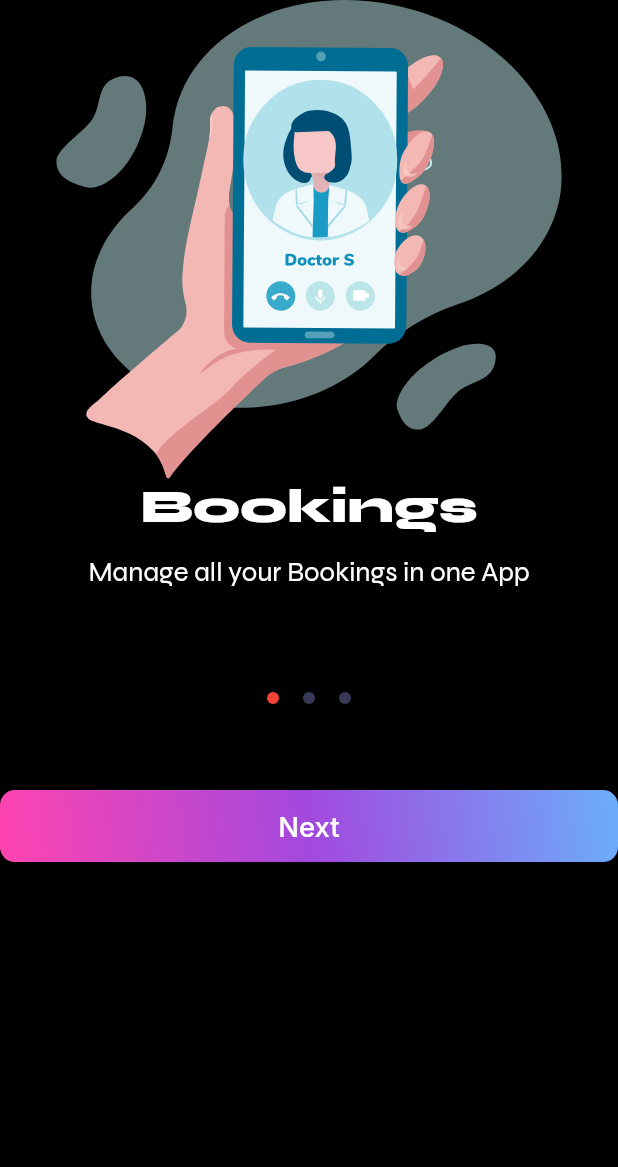
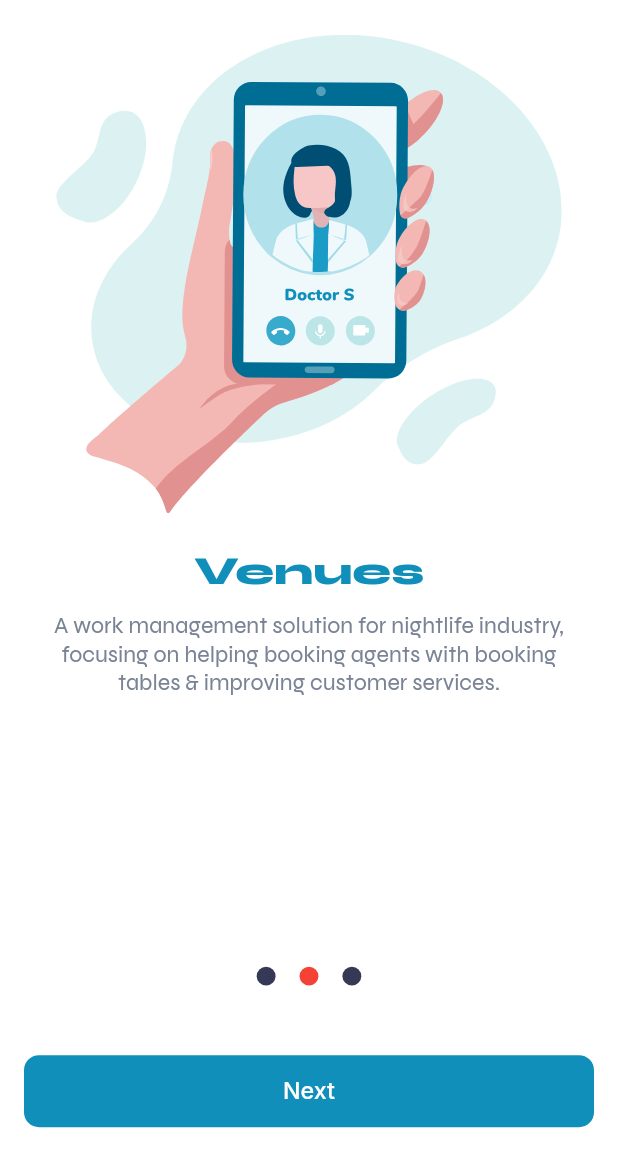
Before and after one commit to RonTran636/GoodDoctorFlutter, a Flutter app: the screen it shows after launch, after a tap on "Next", on a phone screen of 412 x 824 dp. Shown: the top 1167 px of the screen. Run offline on Flutter 3.47's test engine with Material 2 defaults, Android fonts, the phone set to English and light mode, and no system bars; our stand-ins replace auto_route, dio, easy_localization, flutter_screenutil, flutter_svg, get_it and 2 more; accounts and stored records are empty.

```diff
--- a/assets/translations/en.json
+++ b/assets/translations/en.json
@@ -1,7 +1,7 @@
 {
   "onboarding": {
     "title1": "Bookings",
-    "desc1": "Manage all your Bookings in one App\n\n",
+    "desc1": "Manage all your Bookings in one App\nmaking it even easier to navigate and Lorem Ipsum and something else\n",
     "title2": "Venues",
     "desc2": "A work management solution for nightlife industry,\u2028focusing on helping booking agents with booking\u2028tables & improving customer services.",
     "title3": "Community",
--- a/lib/features/onboarding/on_boarding_page.dart
+++ b/lib/features/onboarding/on_boarding_page.dart
@@ -2,6 +2,8 @@ import 'package:collection/collection.dart';
 import 'package:easy_localization/easy_localization.dart';
 import 'package:flutter/material.dart';
 import 'package:flutter_screenutil/flutter_screenutil.dart';
+import 'package:good_doctor/generated/app_router.dart';
+import 'package:good_doctor/injection_container.dart';
 
 import '../../generated/locale_keys.g.dart';
 import '../../resources/assets.gen.dart';
@@ -24,17 +26,35 @@ class _OnboardingPageState extends State<OnboardingPage> {
   @override
   Widget build(BuildContext context) {
     return Scaffold(
-      body: Column(
+      body: SafeArea(
+        child: Padding(
+          padding: EdgeInsets.symmetric(horizontal: BoosySpacer.medium.space),
+          child: Column(
             children: [
+              BoosyVerticalSpacer.custom(height: 24.h),
               Assets.svg.onboardingImage.svg(),
+              BoosyVerticalSpacer.custom(height: 24.h),
+              Expanded(
+                child: PageView(
+                  controller: _pageViewCtrl,
+                  onPageChanged: (value) => setState(() {
+                    _currentIndex = value;
+                  }),
+                  children: onboardingList
+                      .map(
+                        (e) => Column(
+                          children: [
                             BoosyText.header(onboardingList[_currentIndex].title),
                             BoosyVerticalSpacer.custom(height: 12.h),
-          Padding(
-            padding: EdgeInsets.symmetric(horizontal: 20.w),
-            child: BoosyText.title(
+                            BoosyText.title(
                               onboardingList[_currentIndex].desc,
                               maxLines: 3,
                               textAlign: TextAlign.center,
+                            ),
+                          ],
+                        ),
+                      )
+                      .toList(),
                 ),
               ),
               BoosyVerticalSpacer.custom(height: 21.h),
@@ -58,13 +78,15 @@ class _OnboardingPageState extends State<OnboardingPage> {
                       );
                     });
                   } else {
-
+                    getIt<AppRouter>().push(const LoginRoute());
                   }
                 },
                 context: context,
               ),
               SizedBox(height: 75.h)
             ],
+          ),
+        ),
       ),
     );
   }
--- a/lib/features/onboarding/widgets/dot_indicator_widget.dart
+++ b/lib/features/onboarding/widgets/dot_indicator_widget.dart
@@ -1,4 +1,5 @@
 import 'package:flutter/material.dart';
+import 'package:flutter_screenutil/flutter_screenutil.dart';
 
 import '../../../resources/app_color.dart';
 
@@ -15,8 +16,8 @@ class DotIndicator extends StatelessWidget {
     return AnimatedContainer(
       duration: const Duration(milliseconds: 500),
       margin: const EdgeInsets.symmetric(horizontal: 8.0),
-      height: 8.0,
-      width: 8.0,
+      height: 12.w,
+      width: 12.w,
       decoration: BoxDecoration(
         shape: BoxShape.circle,
         color: isActive ? Colors.red : AppColor.grey56,
--- a/lib/features/splash/splash_page.dart
+++ b/lib/features/splash/splash_page.dart
@@ -1,6 +1,7 @@
 import 'package:flutter/material.dart';
 import 'package:good_doctor/generated/app_router.dart';
 import 'package:good_doctor/injection_container.dart';
+import 'package:good_doctor/resources/assets.gen.dart';
 
 class SplashPage extends StatefulWidget {
   const SplashPage({Key? key}) : super(key: key);
@@ -21,6 +22,9 @@ class _SplashPageState extends State<SplashPage> {
 
   @override
   Widget build(BuildContext context) {
-    return Container();
+    return Image.asset(
+      Assets.images.splashImage.path,
+      fit: BoxFit.fill,
+    );
   }
 }
--- a/lib/main.dart
+++ b/lib/main.dart
@@ -2,12 +2,15 @@ import 'package:auto_route/auto_route.dart';
 import 'package:easy_localization/easy_localization.dart';
 import 'package:flutter/foundation.dart';
 import 'package:flutter/material.dart';
+import 'package:flutter_screenutil/flutter_screenutil.dart';
 import 'package:good_doctor/resources/app_color.dart';
 
 import 'generated/app_router.dart';
 import 'injection_container.dart';
 
-void main() {
+void main() async {
+  WidgetsFlutterBinding.ensureInitialized();
+  await EasyLocalization.ensureInitialized();
   initializeDependencies();
   runApp(const MyApp());
 }
@@ -15,29 +18,32 @@ void main() {
 class MyApp extends StatelessWidget {
   const MyApp({super.key});
 
-
-  // This widget is the root of your application.
   @override
   Widget build(BuildContext context) {
     final router = getIt<AppRouter>();
 
     return EasyLocalization(
+      startLocale: const Locale('en'),
       supportedLocales: const [Locale('en')],
       fallbackLocale: const Locale('en'),
       path: 'assets/translations',
       useOnlyLangCode: true,
-      child: MaterialApp.router(
+      child: ScreenUtilInit(
+        minTextAdapt: true,
+        designSize: const Size(393, 852), //Iphone X screen size, match Figma
+        builder: (context, state) => MaterialApp.router(
           debugShowCheckedModeBanner: kDebugMode,
           routerDelegate: AutoRouterDelegate(router),
           routeInformationParser: router.defaultRouteParser(),
           locale: context.locale,
           theme: ThemeData(
-          scaffoldBackgroundColor: AppColor.black,
+            scaffoldBackgroundColor: AppColor.white,
             appBarTheme: const AppBarTheme(color: AppColor.transparent),
           ),
           supportedLocales: context.supportedLocales,
           localizationsDelegates: context.localizationDelegates,
         ),
+      ),
     );
   }
 }
--- a/lib/resources/app_color.dart
+++ b/lib/resources/app_color.dart
@@ -1,11 +1,15 @@
 import 'package:flutter/material.dart';
 
 class AppColor {
+  static const primaryColor = Color(0xFF0F8FB9);
+  static const textBlack = Color(0xFF798395);
+  static const primaryDark = Color(0xFF006D94);
+
   static const white = Colors.white;
   static const black = Colors.black;
   static const transparent = Colors.transparent;
   static const errorRed = Colors.redAccent;
-  static const blackBackground = Color(0xFF151515);
+  static const blackBackground = Color(0xFFF4F6F8);
 
   //Social app
   static const greyAppleBackground = Color(0xFF434343);
--- a/lib/widgets/boosy_button_widget.dart
+++ b/lib/widgets/boosy_button_widget.dart
@@ -21,7 +21,7 @@ class BoosyButton extends StatelessWidget {
   const BoosyButton._({
     Key? key,
     this.onPressed,
-    this.backgroundColor,
+    this.backgroundColor = AppColor.primaryColor,
     required this.text,
     this.textColor,
     this.padding,
@@ -227,7 +227,6 @@ class BoosyButton extends StatelessWidget {
       width: 1.sw,
       decoration: BoxDecoration(
         color: backgroundColor,
-        gradient: backgroundColor == null ? AppColor.gradient3Level : null,
         borderRadius: const BorderRadius.all(Radius.circular(10)),
       ),
       child: ElevatedButton(
--- a/lib/widgets/boosy_text_widget.dart
+++ b/lib/widgets/boosy_text_widget.dart
@@ -30,7 +30,7 @@ class BoosyText extends StatelessWidget {
         text,
         textStyle: GoogleFonts.syne(
           fontSize: 27.sp,
-          color: color ?? AppColor.white,
+          color: color ?? AppColor.primaryColor,
           fontWeight: FontWeight.w800,
         ),
         overflow: overflow,
@@ -50,7 +50,7 @@ class BoosyText extends StatelessWidget {
         text,
         textStyle: GoogleFonts.syne(
           fontSize: 16.sp,
-          color: color ?? AppColor.white,
+          color: color ?? AppColor.textBlack,
           fontWeight: fontWeight,
           decoration: underline == true ? TextDecoration.underline : TextDecoration.none,
         ),
@@ -256,7 +256,7 @@ class BoosyText extends StatelessWidget {
       BoosyText._(
         text,
         textStyle: GoogleFonts.inter(
-          color: color,
+          color: color ?? AppColor.primaryColor,
           fontSize: fontSize,
           fontWeight: fontWeight,
           height: height,
```
Also changed, not shown: lib/features/login/login_page.dart (+85 -1 lines), lib/resources/assets.gen.dart (+15 -0 lines), lib/widgets/boosy_text_field_widget.dart (+6 -4 lines), lib/generated/app_router.dart, 1 other file. Lines whose indentation alone changed are shown as unchanged.
